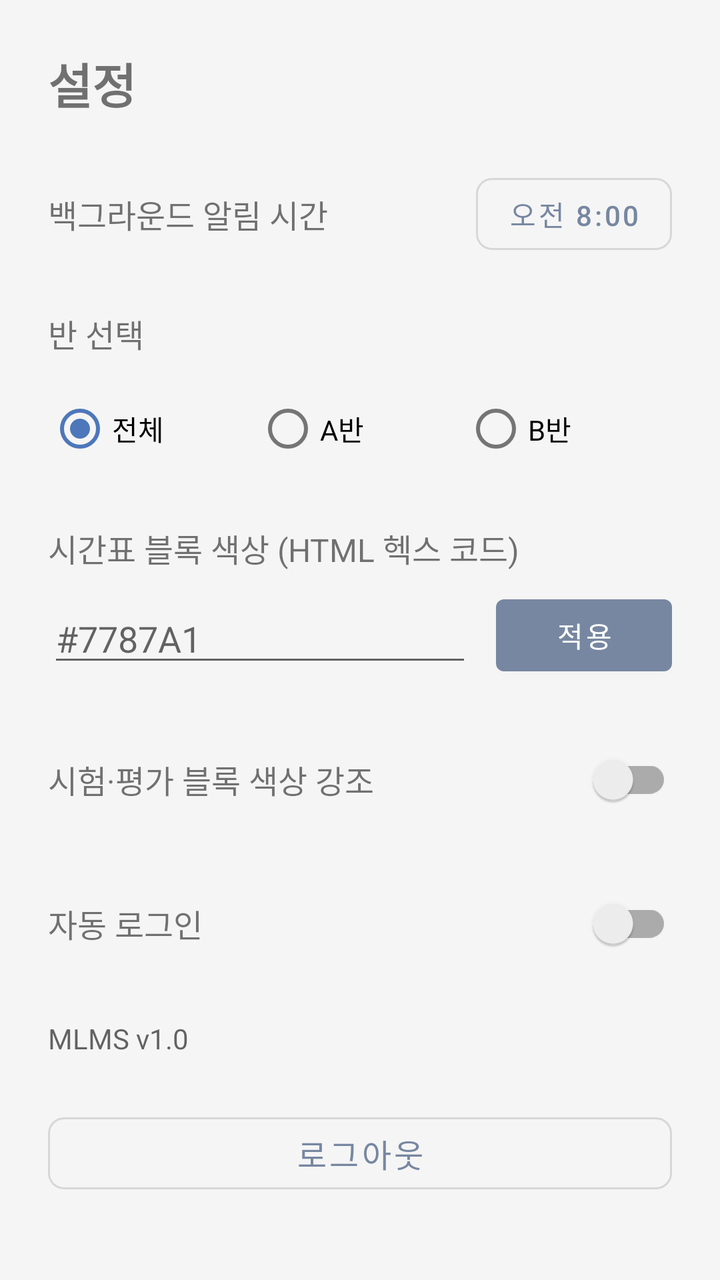
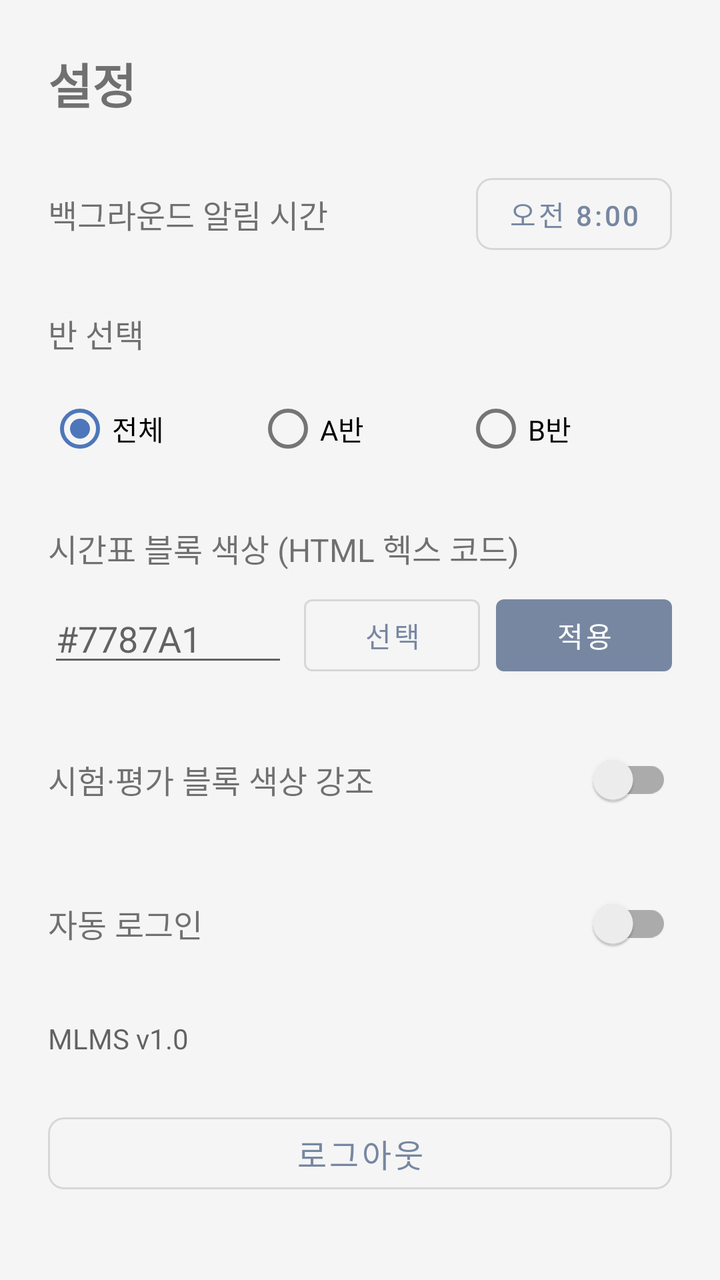

An Android layout rendered at two revisions. The XML below is the earlier revision; the diff shows what the commit changed to produce the second picture.
<!-- AndroidManifest.xml: application theme Theme.MLMS.NoActionBar -->
<!-- res/layout/fragment_settings.xml -->
<?xml version="1.0" encoding="utf-8"?>
<ScrollView xmlns:android="http://schemas.android.com/apk/res/android"
    xmlns:app="http://schemas.android.com/apk/res-auto"
    android:layout_width="match_parent"
    android:layout_height="match_parent"
    android:background="?android:attr/colorBackground">

    <LinearLayout
        android:layout_width="match_parent"
        android:layout_height="wrap_content"
        android:orientation="vertical"
        android:padding="24dp">

        <TextView
            android:layout_width="wrap_content"
            android:layout_height="wrap_content"
            android:text="설정"
            android:textSize="24sp"
            android:textStyle="bold"
            android:layout_marginBottom="24dp" />

        
        <LinearLayout
            android:layout_width="match_parent"
            android:layout_height="wrap_content"
            android:orientation="horizontal"
            android:gravity="center_vertical"
            android:layout_marginBottom="24dp">

            <TextView
                android:layout_width="0dp"
                android:layout_height="wrap_content"
                android:layout_weight="1"
                android:text="백그라운드 알림 시간"
                android:textSize="16sp" />

            <com.google.android.material.button.MaterialButton
                android:id="@+id/btn_alarm_time"
                android:layout_width="wrap_content"
                android:layout_height="wrap_content"
                android:text="오전 8:00"
                style="@style/Widget.MaterialComponents.Button.OutlinedButton"
                app:cornerRadius="8dp" />

        </LinearLayout>

        <TextView
            android:layout_width="wrap_content"
            android:layout_height="wrap_content"
            android:text="반 선택"
            android:textSize="16sp"
            android:layout_marginBottom="12dp" />

        <RadioGroup
            android:id="@+id/radio_group_class"
            android:layout_width="match_parent"
            android:layout_height="wrap_content"
            android:orientation="horizontal"
            android:layout_marginBottom="24dp">

            <RadioButton
                android:id="@+id/radio_class_all"
                android:layout_width="0dp"
                android:layout_height="wrap_content"
                android:layout_weight="1"
                android:text="전체"
                android:checked="true" />

            <RadioButton
                android:id="@+id/radio_class_a"
                android:layout_width="0dp"
                android:layout_height="wrap_content"
                android:layout_weight="1"
                android:text="A반" />

            <RadioButton
                android:id="@+id/radio_class_b"
                android:layout_width="0dp"
                android:layout_height="wrap_content"
                android:layout_weight="1"
                android:text="B반" />

        </RadioGroup>

        <TextView
            android:layout_width="wrap_content"
            android:layout_height="wrap_content"
            android:text="시간표 블록 색상 (HTML 헥스 코드)"
            android:textSize="16sp"
            android:layout_marginBottom="8dp" />

        <LinearLayout
            android:layout_width="match_parent"
            android:layout_height="wrap_content"
            android:orientation="horizontal"
            android:gravity="center_vertical"
            android:layout_marginBottom="24dp">

            <EditText
                android:id="@+id/et_color_hex"
                android:layout_width="0dp"
                android:layout_height="wrap_content"
                android:layout_weight="1"
                android:hint="#7787A1"
                android:inputType="textCapCharacters"
                android:maxLength="7" />

            <com.google.android.material.button.MaterialButton
                android:id="@+id/btn_apply_color"
                android:layout_width="wrap_content"
                android:layout_height="wrap_content"
                android:layout_marginStart="12dp"
                android:text="적용" />
        </LinearLayout>

        <LinearLayout
            android:layout_width="match_parent"
            android:layout_height="wrap_content"
            android:orientation="horizontal"
            android:gravity="center_vertical"
            android:layout_marginBottom="24dp">

            <TextView
                android:layout_width="0dp"
                android:layout_height="wrap_content"
                android:layout_weight="1"
                android:text="시험·평가 블록 색상 강조"
                android:textSize="16sp" />

            <androidx.appcompat.widget.SwitchCompat
                android:id="@+id/switch_exam_highlight"
                android:layout_width="wrap_content"
                android:layout_height="wrap_content" />

        </LinearLayout>

        <LinearLayout
            android:layout_width="match_parent"
            android:layout_height="wrap_content"
            android:orientation="horizontal"
            android:gravity="center_vertical"
            android:layout_marginBottom="24dp">

            <TextView
                android:layout_width="0dp"
                android:layout_height="wrap_content"
                android:layout_weight="1"
                android:text="자동 로그인"
                android:textSize="16sp" />

            <androidx.appcompat.widget.SwitchCompat
                android:id="@+id/switch_auto_login"
                android:layout_width="wrap_content"
                android:layout_height="wrap_content" />

        </LinearLayout>

        <TextView
            android:id="@+id/tv_app_version"
            android:layout_width="wrap_content"
            android:layout_height="wrap_content"
            android:text="MLMS v1.0"
            android:textSize="14sp"
            android:textColor="?android:attr/textColorSecondary"
            android:layout_marginBottom="24dp" />

        <com.google.android.material.button.MaterialButton
            android:id="@+id/btn_logout"
            android:layout_width="match_parent"
            android:layout_height="wrap_content"
            android:text="로그아웃"
            android:textSize="16sp"
            app:cornerRadius="8dp"
            style="@style/Widget.MaterialComponents.Button.OutlinedButton" />

    </LinearLayout>

</ScrollView>
<!-- resources referenced by this layout -->
<resources>
  <style name="Theme.MLMS.NoActionBar" parent="Theme.MLMS">
          <item name="windowActionBar">false</item>
          <item name="windowNoTitle">true</item>
      </style>
  <style name="Theme.MLMS" parent="Theme.MaterialComponents.DayNight.DarkActionBar">
          <item name="colorPrimary">@color/primary</item>
          <item name="colorPrimaryVariant">@color/primary_dark</item>
          <item name="colorOnPrimary">@color/white</item>
          <item name="colorSecondary">@color/accent</item>
          <item name="colorOnSecondary">@color/white</item>
          <item name="android:colorBackground">@color/background</item>
          <item name="colorSurface">@color/white</item>
          <item name="android:statusBarColor">@color/primary_dark</item>
      </style>
  <color name="primary">#7787A1</color>
  <color name="primary_dark">#63738C</color>
  <color name="white">#FFFFFF</color>
  <color name="accent">#4D77BA</color>
  <color name="background">#F5F5F5</color>
</resources>

<!-- the commit's change to res/layout/fragment_settings.xml (unified diff, before → after) -->
@@ -106,10 +106,18 @@
                 android:maxLength="7" />
 
             <com.google.android.material.button.MaterialButton
+                android:id="@+id/btn_pick_color"
+                style="@style/Widget.MaterialComponents.Button.OutlinedButton"
+                android:layout_width="wrap_content"
+                android:layout_height="wrap_content"
+                android:layout_marginStart="8dp"
+                android:text="선택" />
+
+            <com.google.android.material.button.MaterialButton
                 android:id="@+id/btn_apply_color"
                 android:layout_width="wrap_content"
                 android:layout_height="wrap_content"
-                android:layout_marginStart="12dp"
+                android:layout_marginStart="8dp"
                 android:text="적용" />
         </LinearLayout>
 
